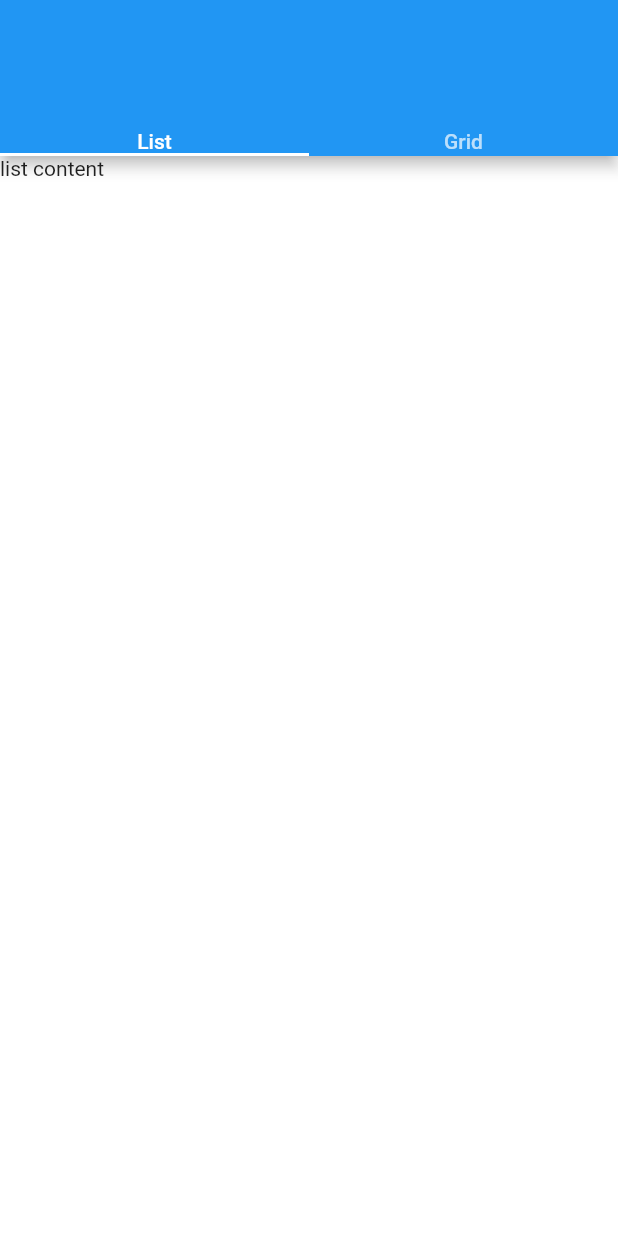
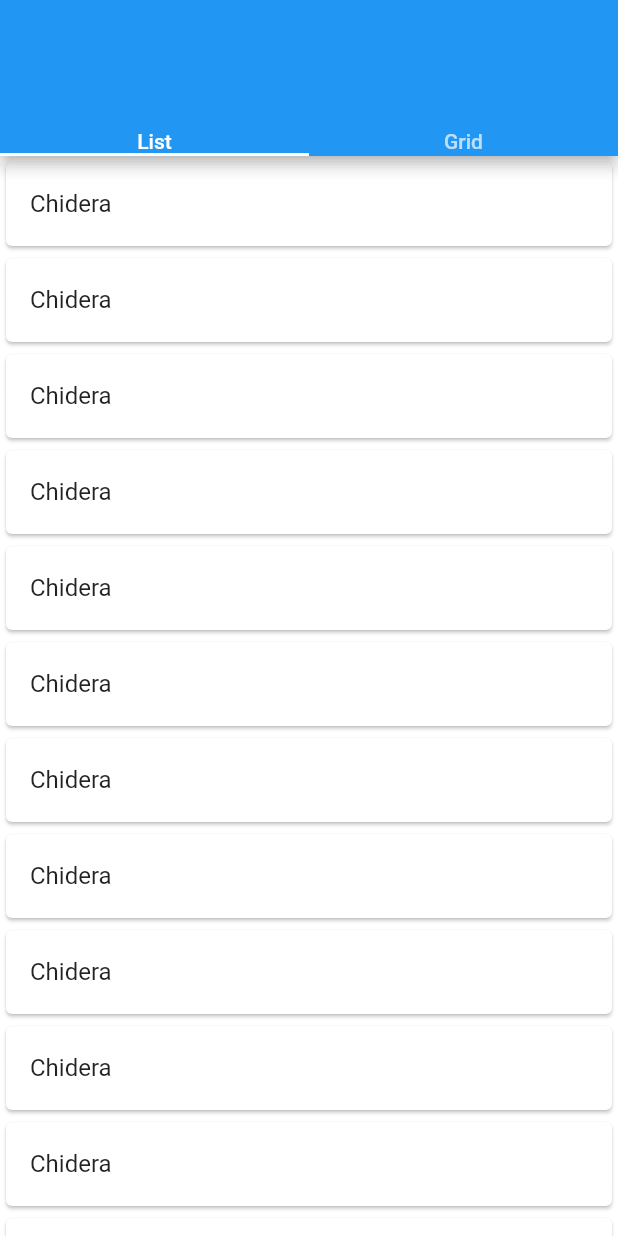
Before and after one commit to ikenna042/list-grid, a Flutter app: the screen it shows after launch, on a phone screen of 412 x 824 dp. Run offline on Flutter 3.47's test engine with Material 2 defaults, Android fonts, the phone set to English and light mode, and no system bars.

Commit message:
added dynamic list and grid

```diff
--- a/lib/main.dart
+++ b/lib/main.dart
@@ -10,6 +10,8 @@ class MyApp extends StatefulWidget {
 }
 
 class _MyAppState extends State<MyApp> {
+  final _users = List.filled(20, 'Chidera');
+  final _lovers = List.filled(20, 'Ikenna');
   @override
   Widget build(BuildContext context) {
     return MaterialApp(
@@ -18,10 +20,30 @@ class _MyAppState extends State<MyApp> {
         child: Scaffold(
           backgroundColor: Colors.white70,
           appBar: AppBar(bottom: TabBar(tabs: [Text('List'), Text('Grid')])),
-          body: TabBarView(
-              children: [Text('list content'), Text('grid content')]),
+          body: TabBarView(children: [_contentListView(), _contentGridView()]),
         ),
       ),
     );
   }
+
+  Widget _contentListView() {
+    return ListView.builder(
+      itemCount: _users.length,
+      itemBuilder: (context, index) => Card(
+        child: ListTile(
+          title: Text(_users[index]),
+        ),
+      ),
+    );
+  }
+
+  Widget _contentGridView() {
+    return GridView.builder(
+      itemCount: _lovers.length,
+      gridDelegate:
+          SliverGridDelegateWithFixedCrossAxisCount(crossAxisCount: 3),
+      itemBuilder: (context, index) =>
+          Card(child: GridTile(child: Center(child: Text(_lovers[index])))),
+    );
+  }
 }
```
